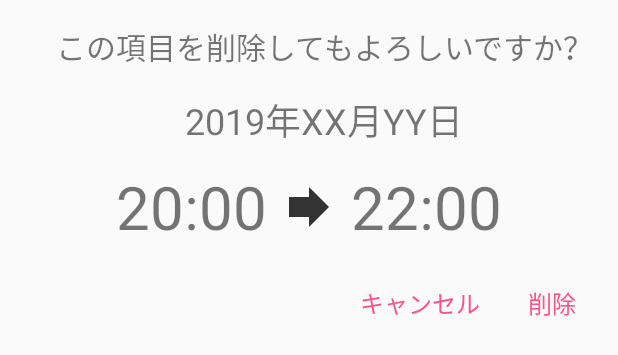
After one commit to valjapan/AttendanceApp, an Android app: the layout delete_dialog.xml on its own in the app's theme, with its tools: preview values and no code run, on a phone screen of 412 x 824 dp. The commit adds this screen. Shown: the top 355 px of the screen. Run offline under Robolectric (Android 15) with nearby library versions, the phone set to English and light mode, and no system bars.

Commit message:
v1.1 final code

```diff
--- a/app/build.gradle
+++ b/app/build.gradle
@@ -18,8 +18,8 @@ android {
         applicationId "com.valjapan.kintai"
         minSdkVersion 26
         targetSdkVersion 29
-        versionCode 1
-        versionName "1.0"
+        versionCode 2
+        versionName "1.1"
         testInstrumentationRunner "androidx.test.runner.AndroidJUnitRunner"
     }
     dataBinding {
--- a/app/src/main/java/com/valjapan/kintai/fragment/CheckWorkFragment.kt
+++ b/app/src/main/java/com/valjapan/kintai/fragment/CheckWorkFragment.kt
@@ -7,6 +7,7 @@ import android.view.View
 import android.view.ViewGroup
 import android.view.animation.AnimationUtils
 import androidx.fragment.app.Fragment
+import androidx.recyclerview.widget.ItemTouchHelper
 import androidx.recyclerview.widget.LinearLayoutManager
 import androidx.recyclerview.widget.RecyclerView
 import com.valjapan.kintai.R
@@ -17,6 +18,7 @@ import io.realm.RealmResults
 import kotlinx.android.synthetic.main.fragment_kakunin.view.*
 import java.text.SimpleDateFormat
 import java.util.*
+
 
 class CheckWorkFragment : Fragment() {
     private var realm: Realm? = null
@@ -47,6 +49,7 @@ class CheckWorkFragment : Fragment() {
         recyclerView.layoutManager = LinearLayoutManager(v.context)
         searchRealm(v)
         Log.d("Debug", realmResults.toString())
+
 
         v.beforeMonth.setOnClickListener {
             month--
--- a/app/src/main/res/drawable/button_background.xml
+++ b/app/src/main/res/drawable/button_background.xml
@@ -2,11 +2,8 @@
 <shape xmlns:android="http://schemas.android.com/apk/res/android"
     android:shape="rectangle">
     <solid android:color="@color/colorPrimary" />
-
     <corners android:radius="8dp" />
-
     <stroke
         android:width="2dp"
         android:color="#ffffff" />
-
 </shape>
--- /dev/null
+++ b/app/src/main/res/drawable/ic_delete_black_24dp.xml
@@ -0,0 +1,5 @@
+<vector android:height="24dp" android:tint="#FFFFFF"
+    android:viewportHeight="24.0" android:viewportWidth="24.0"
+    android:width="24dp" xmlns:android="http://schemas.android.com/apk/res/android">
+    <path android:fillColor="#FF000000" android:pathData="M6,19c0,1.1 0.9,2 2,2h8c1.1,0 2,-0.9 2,-2V7H6v12zM19,4h-3.5l-1,-1h-5l-1,1H5v2h14V4z"/>
+</vector>
--- /dev/null
+++ b/app/src/main/res/drawable/ripple_white.xml
@@ -0,0 +1,7 @@
+<?xml version="1.0" encoding="utf-8"?>
+<ripple xmlns:android="http://schemas.android.com/apk/res/android"
+    android:color="#ffffff"><!-- 波紋の色 -->
+    <item
+        android:id="@android:id/mask"
+        android:drawable="@drawable/button_background" /><!-- 波紋を広げる範囲 -->
+</ripple>
--- a/app/src/main/res/layout/activity_work_data_detail.xml
+++ b/app/src/main/res/layout/activity_work_data_detail.xml
@@ -118,7 +118,11 @@
                 android:layout_height="0dp"
                 android:layout_marginTop="32dp"
                 android:layout_weight="1"
+                android:autoSizeMaxTextSize="32sp"
+                android:autoSizeMinTextSize="12sp"
+                android:autoSizeTextType="uniform"
                 android:gravity="center"
+                android:singleLine="true"
                 android:text="WiFi"
                 android:textSize="32sp"
                 android:transitionName="ssid" />
--- /dev/null
+++ b/app/src/main/res/layout/delete_dialog.xml
@@ -0,0 +1,90 @@
+<?xml version="1.0" encoding="utf-8"?>
+<LinearLayout xmlns:android="http://schemas.android.com/apk/res/android"
+    android:layout_width="match_parent"
+    android:layout_height="wrap_content"
+    android:orientation="vertical">
+
+    <TextView
+        android:layout_width="match_parent"
+        android:layout_height="wrap_content"
+        android:layout_marginStart="20dp"
+        android:layout_marginTop="16dp"
+        android:gravity="center_horizontal"
+        android:text="この項目を削除してもよろしいですか？"
+        android:textSize="20sp"
+        android:transitionName="dateTime" />
+
+    <TextView
+        android:id="@+id/deleteDayDetailTextView"
+        android:layout_width="match_parent"
+        android:layout_height="wrap_content"
+        android:layout_marginStart="20dp"
+        android:layout_marginTop="16dp"
+        android:gravity="center_horizontal"
+        android:text="2019年XX月YY日"
+        android:textSize="24sp"
+        android:transitionName="dateTime" />
+
+    <LinearLayout
+        android:layout_width="match_parent"
+        android:layout_height="wrap_content"
+        android:orientation="horizontal">
+
+        <TextView
+            android:id="@+id/deleteStartTimeText"
+            android:layout_width="0dp"
+            android:layout_height="match_parent"
+            android:layout_weight="1"
+            android:gravity="center_vertical|end"
+            android:scaleType="centerCrop"
+            android:text="20:00"
+            android:textSize="40sp"
+            android:transitionName="startTime" />
+
+        <ImageView
+            android:layout_width="40dp"
+            android:layout_height="match_parent"
+            android:layout_margin="8dp"
+            android:gravity="center_vertical"
+            android:src="@drawable/ic_forward_black_64dp" />
+
+        <TextView
+            android:id="@+id/deleteFinishTimeText"
+            android:layout_width="0dp"
+            android:layout_height="match_parent"
+            android:layout_weight="1"
+            android:gravity="center_vertical|start"
+            android:text="22:00"
+            android:textSize="40sp"
+            android:transitionName="finishTime" />
+
+    </LinearLayout>
+
+    <LinearLayout
+        android:layout_width="match_parent"
+        android:layout_height="wrap_content"
+        android:layout_marginBottom="8dp"
+        android:gravity="right"
+        android:orientation="horizontal">
+
+        <Button
+            android:id="@+id/cancelButton"
+            android:layout_width="wrap_content"
+            android:layout_height="wrap_content"
+            android:background="#00FFFFFF"
+            android:foreground="@drawable/ripple_white"
+            android:text="キャンセル"
+            android:textColor="@color/colorAccent"
+            android:textSize="16sp" />
+
+        <Button
+            android:id="@+id/deleteButton"
+            android:layout_width="wrap_content"
+            android:layout_height="wrap_content"
+            android:background="#00FFFFFF"
+            android:foreground="@drawable/ripple_white"
+            android:text="削除"
+            android:textColor="@color/colorAccent"
+            android:textSize="16sp" />
+    </LinearLayout>
+</LinearLayout>
--- a/app/src/main/res/layout/fragment_kakunin.xml
+++ b/app/src/main/res/layout/fragment_kakunin.xml
@@ -19,7 +19,7 @@
             android:layout_height="match_parent"
             android:layout_weight="1"
             android:background="#00FFFFFF"
-            android:foreground="@drawable/ripple_effect"
+            android:foreground="@drawable/ripple_white_corner"
             android:src="@drawable/ic_navigate_before_white_64dp" />
 
         <TextView
@@ -38,7 +38,7 @@
             android:layout_height="match_parent"
             android:layout_weight="1"
             android:background="#00FFFFFF"
-            android:foreground="@drawable/ripple_effect"
+            android:foreground="@drawable/ripple_white"
             android:src="@drawable/ic_navigate_next_white_64dp" />
 
     </LinearLayout>
```
Also changed, not shown: app/src/main/java/com/valjapan/kintai/adapter/RealmViewAdapter.kt (+35 -2 lines), app/src/main/res/drawable/ripple_white_corner.xml (added, +7 -0 lines), app/src/main/res/layout/check_work_view.xml (+9 -4 lines), app/src/main/res/layout/detail_dialog.xml (+17 -14 lines).
